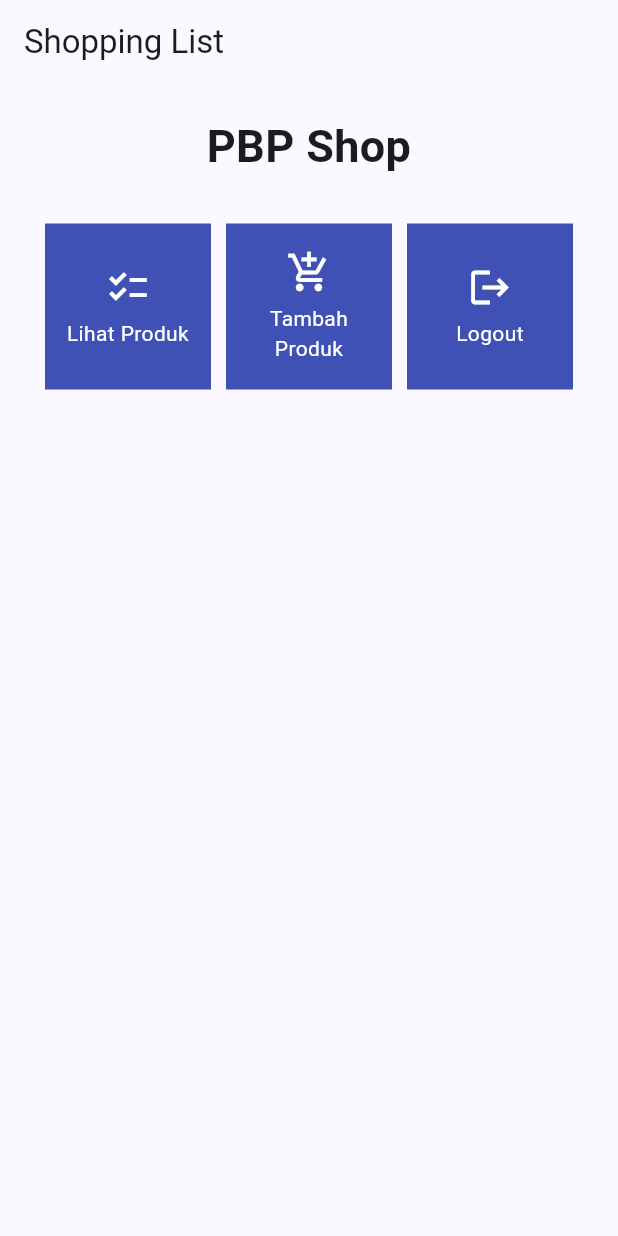
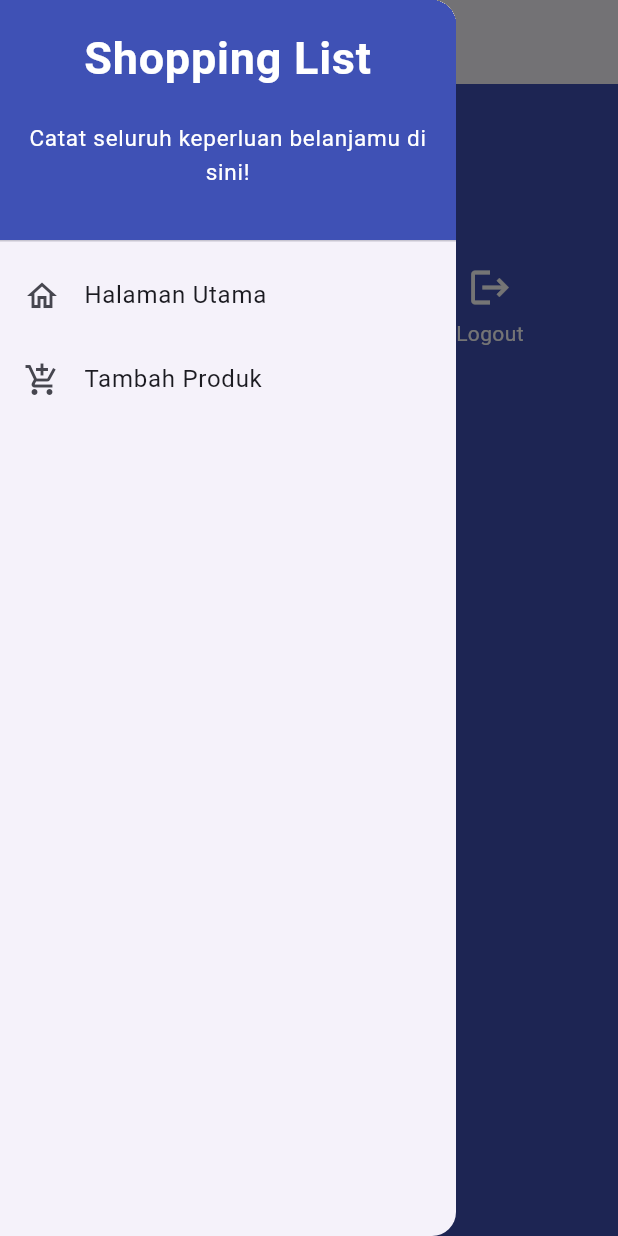
Before and after one commit to reyhanwiyasa/shopping-list-mobile, a Flutter app: the screen it shows after launch, with the side drawer open (before the commit the screen has no drawer), on a phone screen of 412 x 824 dp. Run offline on Flutter 3.47's test engine with Material 2 defaults, Android fonts, the phone set to English and light mode, and no system bars.

```diff
--- a/shopping_list/lib/main.dart
+++ b/shopping_list/lib/main.dart
@@ -1,5 +1,5 @@
 import 'package:flutter/material.dart';
-import 'package:shopping_list/menu.dart';
+import 'package:shopping_list/screens/menu.dart';
 
 void main() {
   runApp(const MyApp());
--- a/shopping_list/lib/menu.dart
+++ b/shopping_list/lib/screens/menu.dart
@@ -1,4 +1,6 @@
 import 'package:flutter/material.dart';
+import 'package:shopping_list/widgets/left_drawer.dart';
+import 'package:shopping_list/widgets/shop_card.dart';
 
 class MyHomePage extends StatelessWidget {
   MyHomePage({Key? key}) : super(key: key);
@@ -16,6 +18,7 @@ class MyHomePage extends StatelessWidget {
           'Shopping List',
         ),
       ),
+      backgroundColor: Colors.indigo,
       body: SingleChildScrollView(
         // Widget wrapper yang dapat discroll
         child: Padding(
@@ -53,58 +56,7 @@ class MyHomePage extends StatelessWidget {
           ),
         ),
       ),
+      drawer: const LeftDrawer(),
     );
   }
 }
-
-class ShopItem {
-  final String name;
-  final IconData icon;
-
-  ShopItem(this.name, this.icon);
-}
-
-class ShopCard extends StatelessWidget {
-  final ShopItem item;
-
-  const ShopCard(this.item, {super.key}); // Constructor
-
-  @override
-  Widget build(BuildContext context) {
-    return Material(
-      color: Colors.indigo,
-      child: InkWell(
-        // Area responsive terhadap sentuhan
-        onTap: () {
-          // Memunculkan SnackBar ketika diklik
-          ScaffoldMessenger.of(context)
-            ..hideCurrentSnackBar()
-            ..showSnackBar(SnackBar(
-                content: Text("Kamu telah menekan tombol ${item.name}!")));
-        },
-        child: Container(
-          // Container untuk menyimpan Icon dan Text
-          padding: const EdgeInsets.all(8),
-          child: Center(
-            child: Column(
-              mainAxisAlignment: MainAxisAlignment.center,
-              children: [
-                Icon(
-                  item.icon,
-                  color: Colors.white,
-                  size: 30.0,
-                ),
-                const Padding(padding: EdgeInsets.all(3)),
-                Text(
-                  item.name,
-                  textAlign: TextAlign.center,
-                  style: const TextStyle(color: Colors.white),
-                ),
-              ],
-            ),
-          ),
-        ),
-      ),
-    );
-  }
-}
--- /dev/null
+++ b/shopping_list/lib/widgets/left_drawer.dart
@@ -0,0 +1,68 @@
+import 'package:flutter/material.dart';
+import 'package:shopping_list/screens/menu.dart';
+import 'package:shopping_list/screens/shoplist_form.dart';
+
+class LeftDrawer extends StatelessWidget {
+  const LeftDrawer({super.key});
+
+  @override
+  Widget build(BuildContext context) {
+    return Drawer(
+      child: ListView(
+        children: [
+          const DrawerHeader(
+            decoration: BoxDecoration(
+              color: Colors.indigo,
+            ),
+            child: Column(
+              children: [
+                Text(
+                  'Shopping List',
+                  textAlign: TextAlign.center,
+                  style: TextStyle(
+                    fontSize: 30,
+                    fontWeight: FontWeight.bold,
+                    color: Colors.white,
+                  ),
+                ),
+                Padding(padding: EdgeInsets.all(10)),
+                Text(
+                  "Catat seluruh keperluan belanjamu di sini!",
+                  textAlign: TextAlign.center,
+                  style: TextStyle(
+                      fontSize: 15,
+                      color: Colors.white,
+                      fontWeight: FontWeight.normal),
+                ),
+              ],
+            ),
+          ),
+          ListTile(
+            leading: const Icon(Icons.home_outlined),
+            title: const Text('Halaman Utama'),
+            // Bagian redirection ke MyHomePage
+            onTap: () {
+              Navigator.pushReplacement(
+                  context,
+                  MaterialPageRoute(
+                    builder: (context) => MyHomePage(),
+                  ));
+            },
+          ),
+          ListTile(
+            leading: const Icon(Icons.add_shopping_cart),
+            title: const Text('Tambah Produk'),
+            // Bagian redirection ke ShopFormPage
+            onTap: () {
+              Navigator.pushReplacement(
+                  context,
+                  MaterialPageRoute(
+                    builder: (context) => ShopFormPage(),
+                  ));
+            },
+          ),
+        ],
+      ),
+    );
+  }
+}
--- /dev/null
+++ b/shopping_list/lib/widgets/shop_card.dart
@@ -0,0 +1,62 @@
+import 'package:shopping_list/screens/shoplist_form.dart';
+import 'package:flutter/material.dart';
+
+class ShopItem {
+  final String name;
+  final IconData icon;
+
+  ShopItem(this.name, this.icon);
+}
+
+class ShopCard extends StatelessWidget {
+  final ShopItem item;
+
+  const ShopCard(this.item, {super.key}); // Constructor
+
+  @override
+  Widget build(BuildContext context) {
+    return Material(
+      color: Colors.indigo,
+      child: InkWell(
+        // Area responsive terhadap sentuhan
+        onTap: () {
+          // Memunculkan SnackBar ketika diklik
+          ScaffoldMessenger.of(context)
+            ..hideCurrentSnackBar()
+            ..showSnackBar(SnackBar(
+                content: Text("Kamu telah menekan tombol ${item.name}!")));
+          // Navigate ke route yang sesuai (tergantung jenis tombol)
+          if (item.name == "Tambah Produk") {
+            Navigator.push(
+                context,
+                MaterialPageRoute(
+                  builder: (context) => ShopFormPage(),
+                ));
+          }
+        },
+        child: Container(
+          // Container untuk menyimpan Icon dan Text
+          padding: const EdgeInsets.all(8),
+          child: Center(
+            child: Column(
+              mainAxisAlignment: MainAxisAlignment.center,
+              children: [
+                Icon(
+                  item.icon,
+                  color: Colors.white,
+                  size: 30.0,
+                ),
+                const Padding(padding: EdgeInsets.all(3)),
+                Text(
+                  item.name,
+                  textAlign: TextAlign.center,
+                  style: const TextStyle(color: Colors.white),
+                ),
+              ],
+            ),
+          ),
+        ),
+      ),
+    );
+  }
+}
```
Also changed, not shown: shopping_list/lib/screens/shoplist_form.dart (added, +157 -0 lines).
